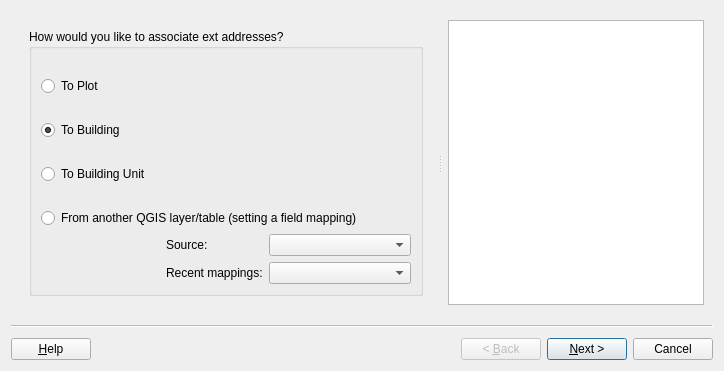
This is asistente_ladm_col/ui/wiz_associate_extaddress_cadastre.ui in SwissTierrasColombia/Asistente-LADM-COL as Qt 5 draws it before an edit. The edited form follows.
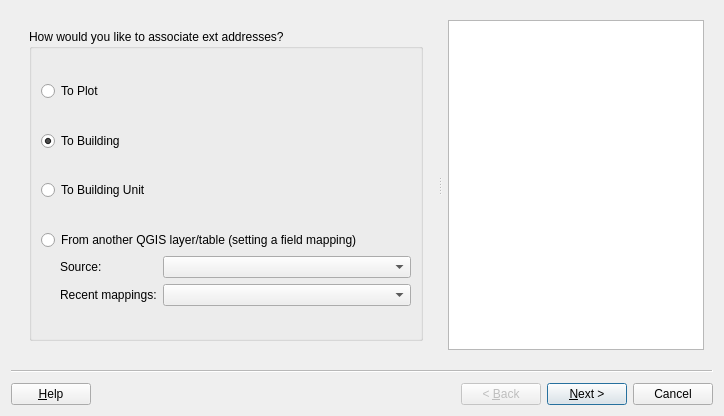
This is the edited form. Custom widgets are drawn as their Qt base class.

Commit message: Gui improvements and add help text for extaddress wizards

```diff
--- a/asistente_ladm_col/ui/wiz_associate_extaddress_cadastre.ui
+++ b/asistente_ladm_col/ui/wiz_associate_extaddress_cadastre.ui
@@ -7,7 +7,7 @@
     <x>0</x>
     <y>0</y>
     <width>724</width>
-    <height>371</height>
+    <height>416</height>
    </rect>
   </property>
   <property name="cursor">
@@ -67,14 +67,50 @@
            <string>How would you like to associate ext addresses?</string>
           </property>
           <layout class="QGridLayout" name="gridLayout_3">
-           <item row="1" column="0">
+           <item row="0" column="0" colspan="2">
+            <spacer name="verticalSpacer">
+             <property name="orientation">
+              <enum>Qt::Vertical</enum>
+             </property>
+             <property name="sizeHint" stdset="0">
+              <size>
+               <width>20</width>
+               <height>40</height>
+              </size>
+             </property>
+            </spacer>
+           </item>
+           <item row="1" column="0" colspan="2">
             <widget class="QRadioButton" name="rad_to_plot">
              <property name="text">
               <string>To Plot</string>
              </property>
             </widget>
            </item>
-           <item row="4" column="0" colspan="3">
+           <item row="2" column="0" colspan="2">
+            <spacer name="verticalSpacer_2">
+             <property name="orientation">
+              <enum>Qt::Vertical</enum>
+             </property>
+             <property name="sizeHint" stdset="0">
+              <size>
+               <width>20</width>
+               <height>40</height>
+              </size>
+             </property>
+            </spacer>
+           </item>
+           <item row="3" column="0" colspan="2">
+            <widget class="QRadioButton" name="rad_to_building">
+             <property name="text">
+              <string>To Building</string>
+             </property>
+             <property name="checked">
+              <bool>true</bool>
+             </property>
+            </widget>
+           </item>
+           <item row="4" column="0" colspan="2">
             <spacer name="verticalSpacer_4">
              <property name="orientation">
               <enum>Qt::Vertical</enum>
@@ -87,14 +123,27 @@
              </property>
             </spacer>
            </item>
-           <item row="5" column="0">
+           <item row="5" column="0" colspan="2">
             <widget class="QRadioButton" name="rad_to_building_unit">
              <property name="text">
               <string>To Building Unit</string>
              </property>
             </widget>
            </item>
-           <item row="7" column="0" colspan="3">
+           <item row="6" column="0" colspan="2">
+            <spacer name="verticalSpacer_5">
+             <property name="orientation">
+              <enum>Qt::Vertical</enum>
+             </property>
+             <property name="sizeHint" stdset="0">
+              <size>
+               <width>20</width>
+               <height>40</height>
+              </size>
+             </property>
+            </spacer>
+           </item>
+           <item row="7" column="0" colspan="2">
             <widget class="QRadioButton" name="rad_refactor">
              <property name="enabled">
               <bool>true</bool>
@@ -120,43 +169,7 @@
              </property>
             </spacer>
            </item>
-           <item row="0" column="0" colspan="3">
-            <spacer name="verticalSpacer">
-             <property name="orientation">
-              <enum>Qt::Vertical</enum>
-             </property>
-             <property name="sizeHint" stdset="0">
-              <size>
-               <width>20</width>
-               <height>40</height>
-              </size>
-             </property>
-            </spacer>
-           </item>
-           <item row="2" column="0" colspan="3">
-            <spacer name="verticalSpacer_2">
-             <property name="orientation">
-              <enum>Qt::Vertical</enum>
-             </property>
-             <property name="sizeHint" stdset="0">
-              <size>
-               <width>20</width>
-               <height>40</height>
-              </size>
-             </property>
-            </spacer>
-           </item>
-           <item row="3" column="0">
-            <widget class="QRadioButton" name="rad_to_building">
-             <property name="text">
-              <string>To Building</string>
-             </property>
-             <property name="checked">
-              <bool>true</bool>
-             </property>
-            </widget>
-           </item>
-           <item row="8" column="1" colspan="2">
+           <item row="8" column="1">
             <layout class="QGridLayout" name="gridLayout_2">
              <item row="0" column="0">
               <widget class="QLabel" name="lbl_refactor_source">
@@ -205,8 +218,8 @@
              </item>
             </layout>
            </item>
-           <item row="6" column="0" colspan="3">
-            <spacer name="verticalSpacer_5">
+           <item row="9" column="0" colspan="2">
+            <spacer name="verticalSpacer_3">
              <property name="orientation">
               <enum>Qt::Vertical</enum>
              </property>
```
Left out of the diff: 57 changed lines with no effect on the pictures. The commit also changes 2 other files.
